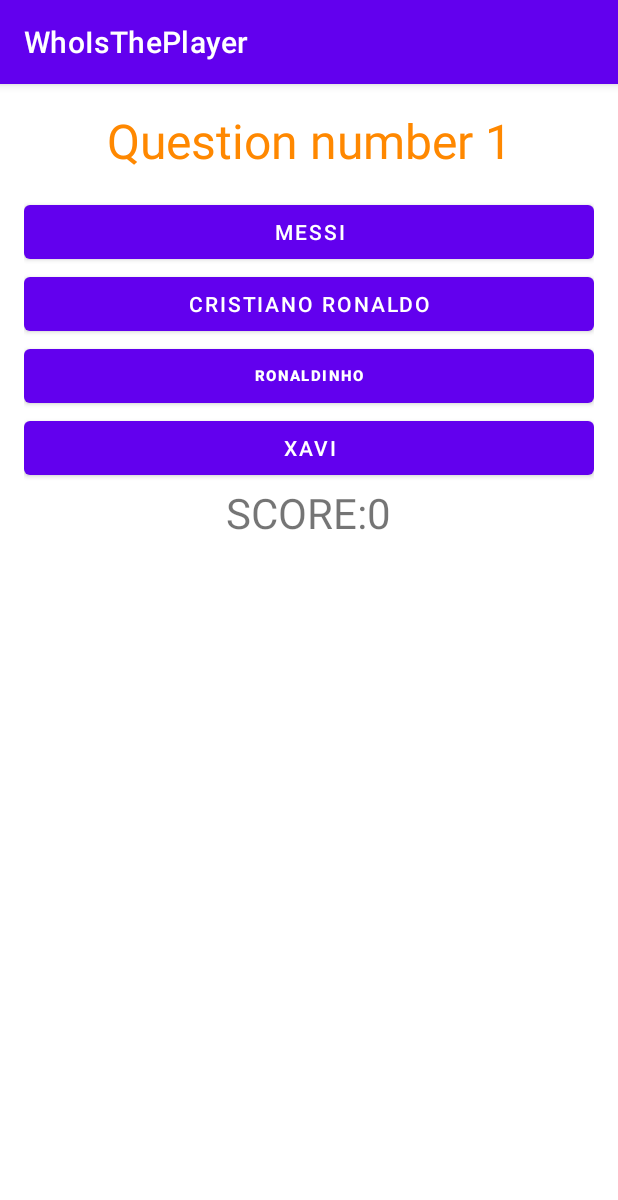
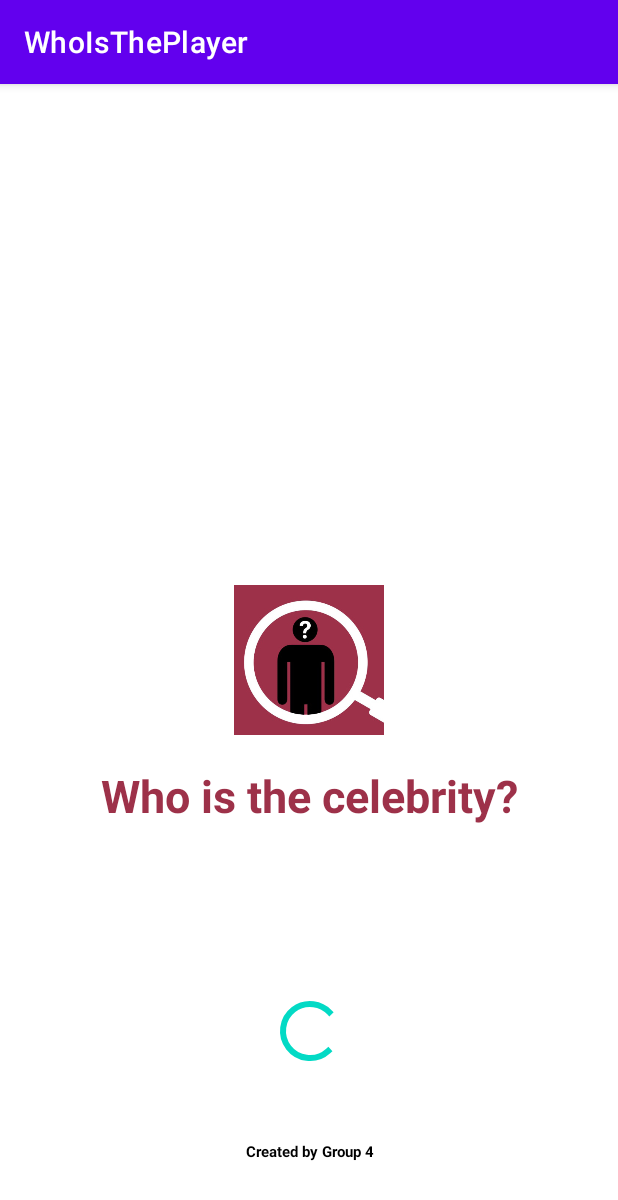
Before and after one commit to cmanriqueb/WhoIsThePlayer, an Android app: the first screen one second after launch (MainActivity before the commit, MainActivity2 after it), on a phone screen of 412 x 824 dp. Shown: the top 1200 px of the screen. Run offline under Robolectric (Android 15) with nearby library versions, the phone set to English and light mode, and no system bars.

Commit message:
Add splash screen

```diff
--- a/app/src/main/AndroidManifest.xml
+++ b/app/src/main/AndroidManifest.xml
@@ -13,6 +13,9 @@
         tools:targetApi="31">
         <activity
             android:name=".MainActivity"
+            android:exported="false" />
+        <activity
+            android:name=".MainActivity2"
             android:exported="true">
             <intent-filter>
                 <action android:name="android.intent.action.MAIN" />
--- a/app/src/main/java/com/example/whoistheplayer/MainActivity.java
+++ b/app/src/main/java/com/example/whoistheplayer/MainActivity.java
@@ -2,8 +2,10 @@ package com.example.whoistheplayer;
 
 import static java.sql.DriverManager.println;
 
+import androidx.appcompat.app.AlertDialog;
 import androidx.appcompat.app.AppCompatActivity;
 
+import android.content.DialogInterface;
 import android.content.res.Resources;
 import android.os.Bundle;
 import android.util.Log;
@@ -11,6 +13,7 @@ import android.view.View;
 import android.widget.Button;
 import android.widget.ImageView;
 import android.widget.TextView;
+import android.widget.Toast;
 
 import java.io.Console;
 import java.util.Random;
@@ -70,36 +73,36 @@ public class MainActivity extends AppCompatActivity {
         Question q1 = new Question("cr7",q1answers);
         //
         // Question #2
-        Answer q2a1 = new Answer("Messi", false);
-        Answer q2a2 = new Answer("Cristiano Ronaldo", true);
-        Answer q2a3 = new Answer("Ronaldinho", false);
-        Answer q2a4 = new Answer("Xavi", false);
+        Answer q2a1 = new Answer("Bad Bunny", false);
+        Answer q2a2 = new Answer("John Secada", false);
+        Answer q2a3 = new Answer("Juan Luis Guerra", true);
+        Answer q2a4 = new Answer("Wilfrido Vargas", false);
         Answer[] q2answers = new Answer[]{q2a1,q2a2,q2a3,q2a4};
-        Question q2 = new Question("cr7",q2answers);
+        Question q2 = new Question("juanluisguerra",q2answers);
         //
         // Question #3
-        Answer q3a1 = new Answer("Messi", false);
-        Answer q3a2 = new Answer("Cristiano Ronaldo", true);
-        Answer q3a3 = new Answer("Ronaldinho", false);
-        Answer q3a4 = new Answer("Xavi", false);
+        Answer q3a1 = new Answer("Mila Kunis", true);
+        Answer q3a2 = new Answer("Ariana Grande ", false);
+        Answer q3a3 = new Answer("Selena Gomez", false);
+        Answer q3a4 = new Answer("Emma Watson", false);
         Answer[] q3answers = new Answer[]{q3a1,q3a2,q3a3,q3a4};
-        Question q3 = new Question("cr7",q3answers);
+        Question q3 = new Question("milakunis",q3answers);
         //
         // Question #4
-        Answer q4a1 = new Answer("Messi", false);
-        Answer q4a2 = new Answer("Cristiano Ronaldo", true);
-        Answer q4a3 = new Answer("Ronaldinho", false);
-        Answer q4a4 = new Answer("Xavi", false);
+        Answer q4a1 = new Answer("Paolo Sorrentino", false);
+        Answer q4a2 = new Answer("Will Smith", false);
+        Answer q4a3 = new Answer("Antonio Banderas", false);
+        Answer q4a4 = new Answer("Pedro Almodóvar", true);
         Answer[] q4answers = new Answer[]{q4a1,q4a2,q4a3,q4a4};
-        Question q4 = new Question("cr7",q4answers);
+        Question q4 = new Question("pedroalmodovar",q4answers);
         //
         // Question #5
-        Answer q5a1 = new Answer("Messi", false);
-        Answer q5a2 = new Answer("Cristiano Ronaldo", true);
-        Answer q5a3 = new Answer("Ronaldinho", false);
-        Answer q5a4 = new Answer("Xavi", false);
+        Answer q5a1 = new Answer("Quentin Tarantino", false);
+        Answer q5a2 = new Answer("Bong Joon-ho", true);
+        Answer q5a3 = new Answer("Ryusuke Hamaguchi", false);
+        Answer q5a4 = new Answer("Noah Baumbach", false);
         Answer[] q5answers = new Answer[]{q5a1,q5a2,q5a3,q5a4};
-        Question q5 = new Question("cr7",q5answers);
+        Question q5 = new Question("bongjoonho",q5answers);
         //
         //
         // add questions to array
@@ -131,10 +134,10 @@ public class MainActivity extends AppCompatActivity {
     private void fillQA(int question){
         tvQuestion.setText("Question number " + String.valueOf(question+1));
         setImage(questions[question].imageName);
-        option1.setText(questions[0].answers[0].answerText);
-        option2.setText(questions[0].answers[1].answerText);
-        option3.setText(questions[0].answers[2].answerText);
-        option4.setText(questions[0].answers[3].answerText);
+        option1.setText(questions[question].answers[0].answerText);
+        option2.setText(questions[question].answers[1].answerText);
+        option3.setText(questions[question].answers[2].answerText);
+        option4.setText(questions[question].answers[3].answerText);
     }
 
 
@@ -160,5 +163,38 @@ public class MainActivity extends AppCompatActivity {
     }
 
     private void finishGame() {
+        AlertDialog alertDialog = new AlertDialog.Builder(this)
+                //set icon
+                .setIcon(android.R.drawable.ic_dialog_alert)
+                //set title
+                .setTitle("Game finished")
+                //set message
+                .setMessage("Do you want to play again?")
+                //set positive button
+                .setPositiveButton("Yes", new DialogInterface.OnClickListener() {
+                    @Override
+                    public void onClick(DialogInterface dialogInterface, int i) {
+                        //set what would happen when positive button is clicked
+                        restartGame();
+                        Toast.makeText(getApplicationContext(),"Let's go!",Toast.LENGTH_LONG).show();
+                    }
+                })
+                //set negative button
+                .setNegativeButton("No", new DialogInterface.OnClickListener() {
+                    @Override
+                    public void onClick(DialogInterface dialogInterface, int i) {
+                        //set what should happen when negative button is clicked
+                        finish();
+                    }
+                })
+                .show();
+    }
+
+    private void restartGame() {
+        score = 0;
+        question = 0;
+        tvQuestion.setText("Question number " + String.valueOf(question+1));
+        fillQA(question);
+        tvScore.setText(String.valueOf(score));
     }
 }
--- /dev/null
+++ b/app/src/main/java/com/example/whoistheplayer/MainActivity2.java
@@ -0,0 +1,28 @@
+package com.example.whoistheplayer;
+
+import androidx.appcompat.app.AppCompatActivity;
+
+import android.content.Intent;
+import android.os.Bundle;
+import android.os.Handler;
+
+public class MainActivity2 extends AppCompatActivity {
+    Handler handler;
+
+    @Override
+    protected void onCreate(Bundle savedInstanceState) {
+        super.onCreate(savedInstanceState);
+        setContentView(R.layout.activity_main2);
+        handler=new Handler();
+        handler.postDelayed(new Runnable() {
+            @Override
+            public void run() {
+
+                Intent intent =new Intent(MainActivity2.this,MainActivity.class);
+                startActivity(intent);
+                finish();
+            }
+        },3000);
+
+    }
+}
--- a/app/src/main/res/layout/activity_main.xml
+++ b/app/src/main/res/layout/activity_main.xml
@@ -30,22 +30,22 @@
         android:id="@+id/option1"
         android:layout_width="match_parent"
         android:layout_height="wrap_content"
-        android:onClick="clickOption" />
+        android:onClick="clickOption"
+        tools:ignore="SpeakableTextPresentCheck" />
 
     <Button
         android:layout_width="match_parent"
         android:layout_height="wrap_content"
         android:id="@+id/option2"
-        android:onClick="clickOption"/>
+        android:onClick="clickOption"
+        tools:ignore="SpeakableTextPresentCheck" />
 
     <Button
         android:layout_width="match_parent"
         android:layout_height="wrap_content"
-        android:textSize="10sp"
-        android:textStyle="bold"
-        android:textColor="@color/white"
         android:id="@+id/option3"
-        android:onClick="clickOption"/>
+        android:onClick="clickOption"
+        tools:ignore="SpeakableTextPresentCheck" />
 
     <Button
         android:id="@+id/option4"
--- /dev/null
+++ b/app/src/main/res/layout/activity_main2.xml
@@ -0,0 +1,54 @@
+<?xml version="1.0" encoding="utf-8"?>
+<androidx.constraintlayout.widget.ConstraintLayout xmlns:android="http://schemas.android.com/apk/res/android"
+    xmlns:app="http://schemas.android.com/apk/res-auto"
+    xmlns:tools="http://schemas.android.com/tools"
+    android:layout_width="match_parent"
+    android:layout_height="match_parent"
+    tools:context=".MainActivity2">
+
+    <ImageView
+        android:id="@+id/imageView"
+        android:layout_width="100dp"
+        android:layout_height="100dp"
+        android:src="@drawable/applogo"
+        app:layout_constraintBottom_toBottomOf="parent"
+        app:layout_constraintEnd_toEndOf="parent"
+        app:layout_constraintStart_toStartOf="parent"
+        app:layout_constraintTop_toTopOf="parent" />
+
+    <TextView
+        android:id="@+id/textView"
+        android:layout_width="wrap_content"
+        android:layout_height="wrap_content"
+        android:layout_marginTop="20dp"
+        android:text="Who is the celebrity?"
+        android:textColor="#9d3149"
+        android:textSize="30sp"
+        android:textStyle="bold"
+        app:layout_constraintEnd_toEndOf="@+id/imageView"
+        app:layout_constraintStart_toStartOf="@+id/imageView"
+        app:layout_constraintTop_toBottomOf="@+id/imageView" />
+
+    <TextView
+        android:layout_width="wrap_content"
+        android:layout_height="wrap_content"
+        android:text="Created by Group 4"
+        android:textColor="@color/black"
+        android:textSize="10dp"
+        android:textStyle="bold"
+        app:layout_constraintBottom_toBottomOf="parent"
+        app:layout_constraintEnd_toEndOf="@+id/progressBar"
+        app:layout_constraintStart_toStartOf="@+id/progressBar"
+        app:layout_constraintTop_toBottomOf="@+id/progressBar" />
+
+    <ProgressBar
+        android:id="@+id/progressBar"
+        android:layout_width="wrap_content"
+        android:layout_height="wrap_content"
+        app:layout_constraintBottom_toBottomOf="parent"
+        app:layout_constraintEnd_toEndOf="@+id/textView"
+        app:layout_constraintStart_toStartOf="@+id/textView"
+        app:layout_constraintTop_toBottomOf="@+id/textView" />
+
+
+</androidx.constraintlayout.widget.ConstraintLayout>
```
Also changed, not shown: app/src/main/res/drawable/applogo.jpeg (added), app/src/main/res/drawable/bongjoonho.jpg (added), app/src/main/res/drawable/juanluisguerra.jpg (added), app/src/main/res/drawable/milakunis.jpg (added), app/src/main/res/drawable/pedroalmodovar.jpg (added).
